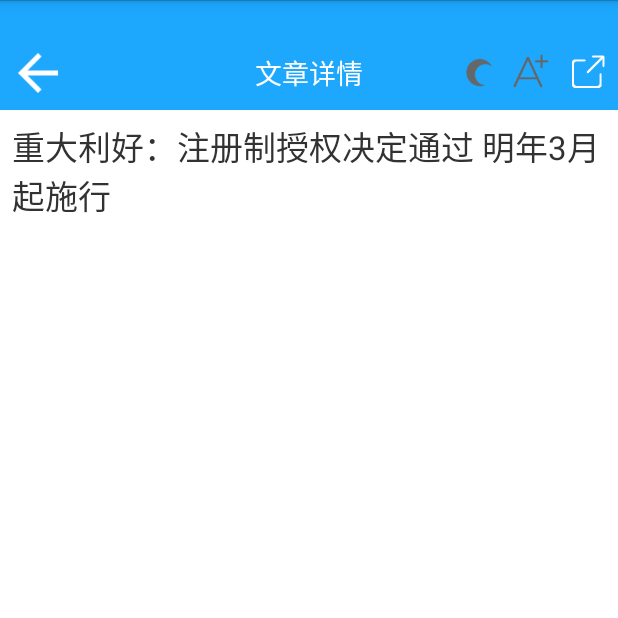
After one commit to jiangqqlmj/App36Kr, an Android app: the DetailsActivity screen opened directly, with no data from a screen before it, on a phone screen of 412 x 824 dp, the top half of it. The commit adds this screen. Run offline under Robolectric (Android 15) with nearby library versions, the phone set to English and light mode, and no system bars.

Commit message:
+):完成文章详情部分布局文件编写

```diff
--- a/app/src/main/AndroidManifest.xml
+++ b/app/src/main/AndroidManifest.xml
@@ -16,6 +16,7 @@
             </intent-filter>
         </activity>
         <activity android:name=".ui.MainActivity" android:theme="@style/App_Theme"/>
+        <activity android:name=".ui.DetailsActivity"/>
     </application>
     <uses-permission android:name="android.permission.INTERNET"/>
     <uses-permission android:name="android.permission.WRITE_EXTERNAL_STORAGE"/>
--- a/app/src/main/java/com/cniao5/app36kr/fragment/HomeFragment.java
+++ b/app/src/main/java/com/cniao5/app36kr/fragment/HomeFragment.java
@@ -24,6 +24,7 @@ import com.cniao5.app36kr.entity.AdHeadBean;
 import com.cniao5.app36kr.entity.CategoriesBean;
 import com.cniao5.app36kr.entity.HomeNewsBean;
 import com.cniao5.app36kr.fragment.base.BaseFragment;
+import com.cniao5.app36kr.ui.DetailsActivity;
 import com.cniao5.app36kr.widget.AutoGallery;
 import com.cniao5.app36kr.widget.FlowIndicator;
 import com.cniao5.app36kr.widget.PullToRefreshListView;
@@ -147,7 +148,6 @@ public class HomeFragment extends BaseFragment implements DefineView{
             }
         });
 
-
     }
 
     @Override
@@ -163,9 +163,9 @@ public class HomeFragment extends BaseFragment implements DefineView{
         });
         //列表点击事件
         lv_pulltorefresh.setOnItemClickListener(new AdapterView.OnItemClickListener() {
-
             @Override
             public void onItemClick(AdapterView<?> parent, View view, int position, long id) {
+                openActivity(DetailsActivity.class);
                 Toast.makeText(getActivity(),"点击了:"+homeNewsBeans.get((int)id).toString(),Toast.LENGTH_SHORT).show();
             }
         });
--- a/app/src/main/java/com/cniao5/app36kr/fragment/base/BaseFragment.java
+++ b/app/src/main/java/com/cniao5/app36kr/fragment/base/BaseFragment.java
@@ -1,5 +1,6 @@
 package com.cniao5.app36kr.fragment.base;
 
+import android.content.Intent;
 import android.os.Bundle;
 import android.support.v4.app.Fragment;
 import android.view.LayoutInflater;
@@ -30,4 +31,9 @@ public class BaseFragment extends Fragment {
     public View onCreateView(LayoutInflater inflater, ViewGroup container, Bundle savedInstanceState) {
         return super.onCreateView(inflater, container, savedInstanceState);
     }
+
+    protected void openActivity(Class<?> pClass){
+        Intent mIntent=new Intent(getActivity(),pClass);
+        getActivity().startActivity(mIntent);
+    }
 }
--- /dev/null
+++ b/app/src/main/java/com/cniao5/app36kr/ui/DetailsActivity.java
@@ -0,0 +1,82 @@
+package com.cniao5.app36kr.ui;
+
+import android.os.Bundle;
+import android.view.View;
+import android.widget.Button;
+
+import com.cniao5.app36kr.R;
+import com.cniao5.app36kr.common.DefineView;
+import com.cniao5.app36kr.ui.base.BaseActivity;
+
+/**
+ * 当前类注释:文章详情界面
+ * ProjectName：App36Kr
+ * Author:<a href="http://www.cniao5.com">菜鸟窝</a>
+ * Description：
+ * 菜鸟窝是一个只专注做Android开发技能的在线学习平台，课程以实战项目为主，对课程与服务”吹毛求疵”般的要求，
+ * 打造极致课程，是菜鸟窝不变的承诺
+ */
+public class DetailsActivity extends BaseActivity implements DefineView{
+    private Button btn_back,btn_share,btn_font,btn_night;
+    @Override
+    protected void onCreate(Bundle savedInstanceState) {
+        super.onCreate(savedInstanceState);
+        setContentView(R.layout.details_layout);
+        setStatusBar();
+        initView();
+        initValidata();
+        initListener();
+    }
+
+    @Override
+    public void initView() {
+        //回退
+        btn_back=(Button)this.findViewById(R.id.btn_back);
+        //分享
+        btn_share=(Button)this.findViewById(R.id.btn_share);
+        //字体
+        btn_font=(Button)this.findViewById(R.id.btn_font);
+        //白天/黑夜切换
+        btn_night=(Button)this.findViewById(R.id.btn_night);
+    }
+
+    @Override
+    public void initValidata() {
+
+    }
+
+    @Override
+    public void initListener() {
+        btn_back.setOnClickListener(new CustomOnClickListener());
+        btn_share.setOnClickListener(new CustomOnClickListener());
+        btn_font.setOnClickListener(new CustomOnClickListener());
+        btn_night.setOnClickListener(new CustomOnClickListener());
+
+    }
+    @Override
+    public void bindData() {
+
+    }
+    /**
+     *  按钮点击自定义监听器
+     */
+    class CustomOnClickListener implements View.OnClickListener{
+        @Override
+        public void onClick(View v) {
+          switch (v.getId()){
+              case  R.id.btn_back:
+                  finishActivity();
+                  break;
+              case  R.id.btn_share:
+                  showShortToast("点击了分享...");
+                  break;
+              case  R.id.btn_font:
+                  showShortToast("点击了字体...");
+                  break;
+              case  R.id.btn_night:
+                  showShortToast("点击了白天/黑夜切换...");
+                  break;
+          }
+        }
+    }
+}
--- a/app/src/main/java/com/cniao5/app36kr/ui/base/BaseActivity.java
+++ b/app/src/main/java/com/cniao5/app36kr/ui/base/BaseActivity.java
@@ -6,6 +6,7 @@ import android.support.v4.app.FragmentActivity;
 import android.view.ViewGroup;
 import android.view.Window;
 import android.view.WindowManager;
+import android.widget.Toast;
 
 import com.cniao5.app36kr.R;
 
@@ -32,9 +33,35 @@ public class BaseActivity extends FragmentActivity{
             getWindow().addFlags(WindowManager.LayoutParams.FLAG_TRANSLUCENT_NAVIGATION);
         }
     }
+    /**
+     * 进行打开新的Activity
+     * @param pClass
+     */
     protected void openActivity(Class<?> pClass){
         Intent mIntent=new Intent(this,pClass);
         this.startActivity(mIntent);
+    }
+
+    /**
+     * 进行关闭Activity
+     */
+    protected void finishActivity(){
+        this.finish();
+    }
+
+    /**
+     * 根据提示语 弹出短Toast
+     * @param msg
+     */
+    protected void showShortToast(String msg){
+        Toast.makeText(this,msg,Toast.LENGTH_SHORT).show();
+    }
+    /**
+     * 根据提示语 弹出长Toast
+     * @param msg
+     */
+    protected void showLongToast(String msg){
+        Toast.makeText(this,msg,Toast.LENGTH_LONG).show();
     }
 
     /**
--- /dev/null
+++ b/app/src/main/res/drawable/btn_back_selector.xml
@@ -0,0 +1,6 @@
+<?xml version="1.0" encoding="utf-8"?>
+<selector xmlns:android="http://schemas.android.com/apk/res/android">
+   <item android:state_focused="true" android:drawable="@drawable/icon_back_gray"/>
+    <item android:state_pressed="true" android:drawable="@drawable/icon_back_gray"/>
+    <item android:drawable="@drawable/icon_back_white"/>
+</selector>
--- /dev/null
+++ b/app/src/main/res/layout/details_layout.xml
@@ -0,0 +1,32 @@
+<?xml version="1.0" encoding="utf-8"?>
+<LinearLayout xmlns:android="http://schemas.android.com/apk/res/android"
+    xmlns:app="http://schemas.android.com/apk/res-auto"
+    android:orientation="vertical" android:layout_width="match_parent"
+    android:layout_height="match_parent"
+    android:background="@color/color_white">
+    <!--顶部导航栏布局-->
+    <include layout="@layout/details_top_bar_layout" />
+    <!--中间内容-->
+    <!--标题与作者信息-->
+    <TextView
+        android:layout_margin="8dp"
+        android:textSize="22dp"
+        android:text="重大利好：注册制授权决定通过 明年3月起施行"
+        android:id="@+id/details_title"
+        android:maxLines="2"
+        android:layout_width="fill_parent"
+        android:layout_height="wrap_content" />
+    <LinearLayout
+        android:layout_width="fill_parent"
+        android:layout_height="wrap_content"
+        android:orientation="horizontal">
+        <com.cniao5.app36kr.widget.RoundAngleImageView
+            android:layout_width="20dp"
+            android:layout_height="20dp"
+            app:roundWidth="10dp"
+            app:roundHeight="10dp"
+            android:scaleType="fitXY" />
+    </LinearLayout>
+    <!--文章内容-->
+    <!--底部Bar功能-->
+</LinearLayout>
--- /dev/null
+++ b/app/src/main/res/layout/details_top_bar_layout.xml
@@ -0,0 +1,52 @@
+<?xml version="1.0" encoding="utf-8"?>
+<RelativeLayout xmlns:android="http://schemas.android.com/apk/res/android"
+    android:layout_width="match_parent"
+    android:layout_height="49dp"
+    android:background="@color/mask_tags_8"
+    android:id="@+id/bar_layout"
+    android:gravity="bottom"
+    >
+    <RelativeLayout
+        android:layout_width="fill_parent"
+        android:layout_height="49dp">
+        <Button
+            android:id="@+id/btn_back"
+            android:layout_marginLeft="5dp"
+            android:layout_centerVertical="true"
+            android:layout_width="40dp"
+            android:layout_height="40dp"
+            android:background="@drawable/btn_back_selector"/>
+        <TextView
+            android:layout_centerInParent="true"
+            android:text="文章详情"
+            android:textSize="18sp"
+            android:textColor="@color/color_white"
+            android:layout_width="wrap_content"
+            android:layout_height="wrap_content" />
+        <Button
+            android:id="@+id/btn_share"
+            android:layout_marginRight="5dp"
+            android:layout_alignParentRight="true"
+            android:layout_centerVertical="true"
+            android:layout_width="30dp"
+            android:layout_height="30dp"
+            android:background="@drawable/news_icon_krtv_share"/>
+
+        <Button
+            android:id="@+id/btn_font"
+            android:layout_marginRight="8dp"
+            android:layout_toLeftOf="@id/btn_share"
+            android:layout_centerVertical="true"
+            android:layout_width="30dp"
+            android:layout_height="30dp"
+            android:background="@drawable/news_icon_font"/>
+        <Button
+            android:id="@+id/btn_night"
+            android:layout_marginRight="5dp"
+            android:layout_toLeftOf="@id/btn_font"
+            android:layout_centerVertical="true"
+            android:layout_width="30dp"
+            android:layout_height="30dp"
+            android:background="@drawable/icon_night"/>
+    </RelativeLayout>
+</RelativeLayout>
```
Also changed, not shown: app/src/main/res/drawable-hdpi/icon_back_gray.png (added), app/src/main/res/drawable-hdpi/icon_back_white.png (added), app/src/main/res/drawable-hdpi/icon_night.png (added), app/src/main/res/drawable-hdpi/news_icon_font.png (added), app/src/main/res/drawable-hdpi/news_icon_krtv_share.png (added).
